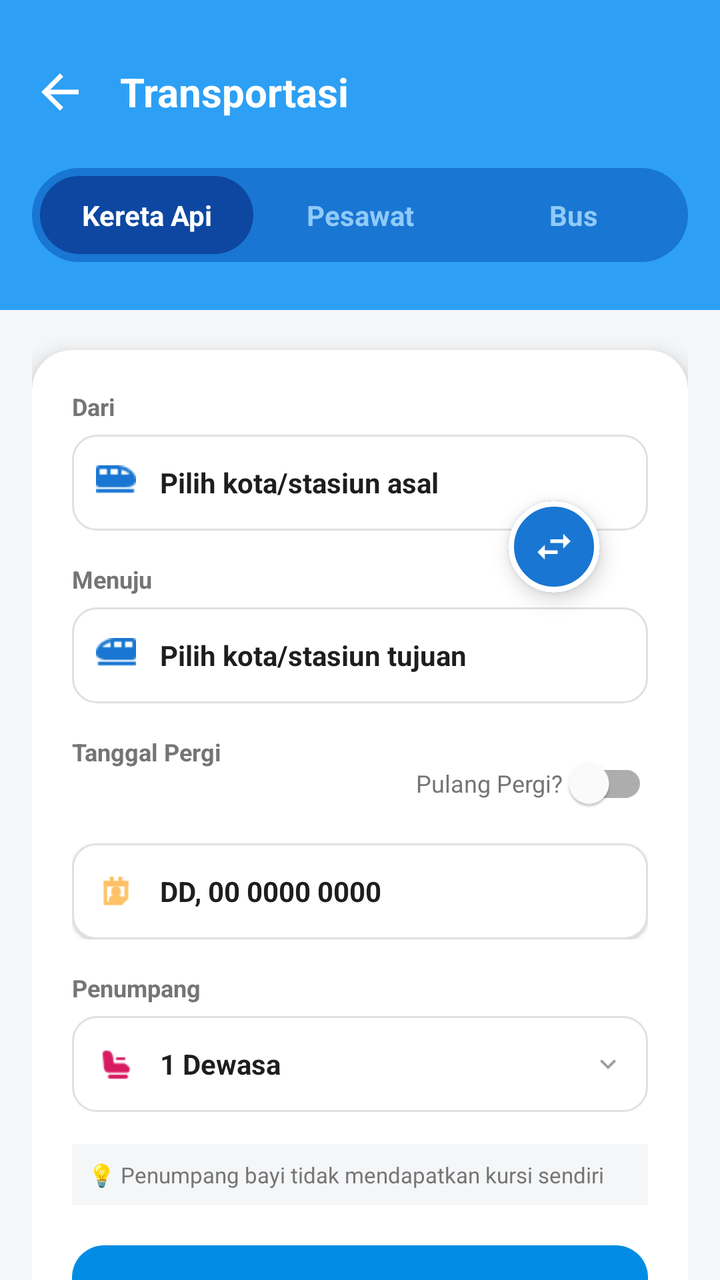
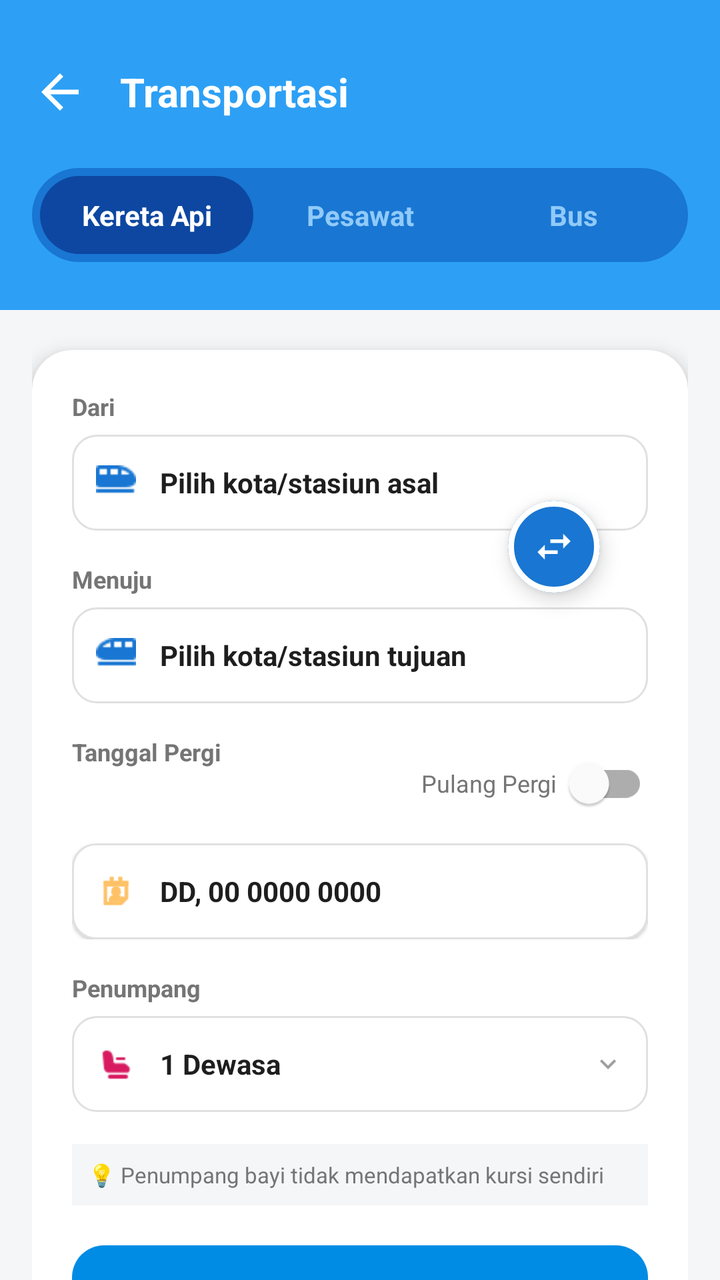

An Android layout rendered at two revisions. The XML below is the earlier revision; the diff shows what the commit changed to produce the second picture.
<!-- AndroidManifest.xml: application theme Theme.WisataGo -->
<!-- res/layout/activity_train.xml -->
<?xml version="1.0" encoding="utf-8"?>
<LinearLayout xmlns:android="http://schemas.android.com/apk/res/android"
    xmlns:app="http://schemas.android.com/apk/res-auto"
    android:layout_width="match_parent"
    android:layout_height="match_parent"
    android:background="#F5F6F8"
    android:orientation="vertical">

    <LinearLayout
        android:layout_width="match_parent"
        android:layout_height="wrap_content"
        android:background="#2DA0F5"
        android:orientation="vertical"
        android:paddingTop="16dp"
        android:paddingBottom="24dp">

        <RelativeLayout
            android:layout_width="match_parent"
            android:layout_height="60dp"
            android:paddingHorizontal="16dp">

            <ImageView
                android:id="@+id/btnBack"
                android:layout_width="28dp"
                android:layout_height="28dp"
                android:layout_centerVertical="true"
                android:src="@drawable/ic_back_white"
                app:tint="#FFFFFF" />

            <TextView
                android:layout_width="wrap_content"
                android:layout_height="wrap_content"
                android:layout_centerVertical="true"
                android:layout_marginStart="16dp"
                android:layout_toEndOf="@id/btnBack"
                android:text="Transportasi"
                android:textColor="#FFFFFF"
                android:textSize="20sp"
                android:textStyle="bold" />
        </RelativeLayout>

        <LinearLayout
            android:layout_width="match_parent"
            android:layout_height="wrap_content"
            android:layout_marginHorizontal="16dp"
            android:layout_marginTop="8dp"
            android:background="@drawable/bg_pill_pastel"
            android:backgroundTint="#1976D2"
            android:orientation="horizontal"
            android:padding="4dp">

            <TextView
                android:id="@+id/tabKereta"
                android:layout_width="0dp"
                android:layout_height="wrap_content"
                android:layout_weight="1"
                android:background="@drawable/bg_pill_white"
                android:backgroundTint="#0D47A1"
                android:gravity="center"
                android:paddingVertical="10dp"
                android:text="Kereta Api"
                android:textColor="#FFFFFF"
                android:textSize="14sp"
                android:textStyle="bold" />

            <TextView
                android:id="@+id/tabPesawat"
                android:layout_width="0dp"
                android:layout_height="wrap_content"
                android:layout_weight="1"
                android:gravity="center"
                android:paddingVertical="10dp"
                android:text="Pesawat"
                android:textColor="#90CAF9"
                android:textSize="14sp"
                android:textStyle="bold" />

            <TextView
                android:id="@+id/tabBus"
                android:layout_width="0dp"
                android:layout_height="wrap_content"
                android:layout_weight="1"
                android:gravity="center"
                android:paddingVertical="10dp"
                android:text="Bus"
                android:textColor="#90CAF9"
                android:textSize="14sp"
                android:textStyle="bold" />
        </LinearLayout>
    </LinearLayout>

    <ScrollView
        android:layout_width="match_parent"
        android:layout_height="match_parent"
        android:clipToPadding="false"
        android:paddingBottom="32dp"
        android:scrollbars="none">

        <LinearLayout
            android:layout_width="match_parent"
            android:layout_height="wrap_content"
            android:orientation="vertical"
            android:paddingHorizontal="16dp">

            <com.google.android.material.card.MaterialCardView
                android:layout_width="match_parent"
                android:layout_height="wrap_content"
                android:layout_marginTop="20dp"
                app:cardBackgroundColor="#FFFFFF"
                app:cardCornerRadius="20dp"
                app:cardElevation="6dp"
                app:strokeWidth="0dp">

                <LinearLayout
                    android:layout_width="match_parent"
                    android:layout_height="wrap_content"
                    android:orientation="vertical"
                    android:padding="20dp">

                    <RelativeLayout
                        android:layout_width="match_parent"
                        android:layout_height="wrap_content">

                        <LinearLayout
                            android:layout_width="match_parent"
                            android:layout_height="wrap_content"
                            android:orientation="vertical">

                            <TextView
                                android:layout_width="wrap_content"
                                android:layout_height="wrap_content"
                                android:layout_marginBottom="6dp"
                                android:text="Dari"
                                android:textColor="#757575"
                                android:textSize="12sp"
                                android:textStyle="bold" />

                            <LinearLayout
                                android:id="@+id/containerOrigin"
                                android:layout_width="match_parent"
                                android:layout_height="48dp"
                                android:background="@drawable/bg_input_field"
                                android:gravity="center_vertical"
                                android:orientation="horizontal"
                                android:paddingHorizontal="12dp"
                                android:clickable="true"
                                android:focusable="true">

                                <ImageView
                                    android:layout_width="20dp"
                                    android:layout_height="20dp"
                                    android:src="@drawable/icon_trains_go"
                                    app:tint="#1976D2" />

                                <TextView
                                    android:id="@+id/tvOrigin"
                                    android:layout_width="match_parent"
                                    android:layout_height="wrap_content"
                                    android:layout_marginStart="12dp"
                                    android:text="Pilih kota/stasiun asal"
                                    android:textColor="#1E1E1E"
                                    android:textSize="14sp"
                                    android:textStyle="bold" />
                            </LinearLayout>

                            <View
                                android:layout_width="match_parent"
                                android:layout_height="16dp" />

                            <TextView
                                android:layout_width="wrap_content"
                                android:layout_height="wrap_content"
                                android:layout_marginBottom="6dp"
                                android:text="Menuju"
                                android:textColor="#757575"
                                android:textSize="12sp"
                                android:textStyle="bold" />

                            <LinearLayout
                                android:id="@+id/containerDestination"
                                android:layout_width="match_parent"
                                android:layout_height="48dp"
                                android:background="@drawable/bg_input_field"
                                android:gravity="center_vertical"
                                android:orientation="horizontal"
                                android:paddingHorizontal="12dp"
                                android:clickable="true"
                                android:focusable="true">

                                <ImageView
                                    android:layout_width="20dp"
                                    android:layout_height="20dp"
                                    android:src="@drawable/icon_trains_back"
                                    app:tint="#1976D2" />

                                <TextView
                                    android:id="@+id/tvDestination"
                                    android:layout_width="match_parent"
                                    android:layout_height="wrap_content"
                                    android:layout_marginStart="12dp"
                                    android:text="Pilih kota/stasiun tujuan"
                                    android:textColor="#1E1E1E"
                                    android:textSize="14sp"
                                    android:textStyle="bold" />
                            </LinearLayout>
                        </LinearLayout>

                        <com.google.android.material.card.MaterialCardView
                            android:id="@+id/btnSwapLocation"
                            android:layout_width="46dp"
                            android:layout_height="46dp"
                            android:layout_alignParentEnd="true"
                            android:layout_centerVertical="true"
                            android:layout_marginEnd="24dp"
                            android:clickable="true"
                            android:focusable="true"
                            app:cardBackgroundColor="#1976D2"
                            app:cardCornerRadius="23dp"
                            app:cardElevation="6dp"
                            app:strokeColor="#FFFFFF"
                            app:strokeWidth="3dp">

                            <ImageView
                                android:layout_width="22dp"
                                android:layout_height="22dp"
                                android:layout_gravity="center"
                                android:rotation="90"
                                android:src="@drawable/ic_swap"
                                app:tint="#FFFFFF" />
                        </com.google.android.material.card.MaterialCardView>
                    </RelativeLayout>

                    <View
                        android:layout_width="match_parent"
                        android:layout_height="16dp" />

                    <RelativeLayout
                        android:layout_width="match_parent"
                        android:layout_height="wrap_content">

                        <TextView
                            android:layout_width="wrap_content"
                            android:layout_height="wrap_content"
                            android:text="Tanggal Pergi"
                            android:textColor="#757575"
                            android:textSize="12sp"
                            android:textStyle="bold" />

                        <com.google.android.material.switchmaterial.SwitchMaterial
                            android:id="@+id/switch_pulang_pergi"
                            android:layout_width="wrap_content"
                            android:layout_height="wrap_content"
                            android:layout_alignParentEnd="true"
                            android:text="Pulang Pergi? "
                            android:textColor="#757575"
                            android:textSize="12sp" />
                    </RelativeLayout>

                    <LinearLayout
                        android:layout_width="match_parent"
                        android:layout_height="wrap_content"
                        android:layout_marginTop="6dp"
                        android:orientation="horizontal">

                        <com.google.android.material.card.MaterialCardView
                            android:id="@+id/btn_tanggal_pergi"
                            android:layout_width="0dp"
                            android:layout_height="wrap_content"
                            android:layout_weight="1"
                            app:cardBackgroundColor="#FFFFFF"
                            app:cardCornerRadius="12dp"
                            app:strokeColor="#E0E0E0"
                            app:strokeWidth="1dp">

                            <LinearLayout
                                android:layout_width="match_parent"
                                android:layout_height="48dp"
                                android:gravity="center_vertical"
                                android:orientation="horizontal"
                                android:paddingHorizontal="12dp">

                                <ImageView
                                    android:layout_width="20dp"
                                    android:layout_height="20dp"
                                    android:src="@android:drawable/ic_menu_my_calendar"
                                    app:tint="#FF9800" />

                                <TextView
                                    android:id="@+id/tv_tanggal_pergi"
                                    android:layout_width="match_parent"
                                    android:layout_height="wrap_content"
                                    android:layout_marginStart="12dp"
                                    android:text="DD, 00 0000 0000"
                                    android:textColor="#1E1E1E"
                                    android:textSize="14sp"
                                    android:textStyle="bold" />
                            </LinearLayout>
                        </com.google.android.material.card.MaterialCardView>

                        <com.google.android.material.card.MaterialCardView
                            android:id="@+id/btn_tanggal_pulang"
                            android:layout_width="0dp"
                            android:layout_height="wrap_content"
                            android:layout_marginStart="8dp"
                            android:layout_weight="1"
                            android:visibility="gone"
                            app:cardBackgroundColor="#FFFFFF"
                            app:cardCornerRadius="12dp"
                            app:strokeColor="#E0E0E0"
                            app:strokeWidth="1dp">

                            <LinearLayout
                                android:layout_width="match_parent"
                                android:layout_height="48dp"
                                android:gravity="center_vertical"
                                android:orientation="horizontal"
                                android:paddingHorizontal="12dp">

                                <ImageView
                                    android:layout_width="20dp"
                                    android:layout_height="20dp"
                                    android:src="@android:drawable/ic_menu_my_calendar"
                                    app:tint="#00A3FF" />

                                <TextView
                                    android:id="@+id/tv_tanggal_pulang"
                                    android:layout_width="match_parent"
                                    android:layout_height="wrap_content"
                                    android:layout_marginStart="12dp"
                                    android:text="DD, 00 0000 0000"
                                    android:textColor="#1E1E1E"
                                    android:textSize="14sp"
                                    android:textStyle="bold" />
                            </LinearLayout>
                        </com.google.android.material.card.MaterialCardView>
                    </LinearLayout>

                    <View
                        android:layout_width="match_parent"
                        android:layout_height="16dp" />

                    <TextView
                        android:layout_width="wrap_content"
                        android:layout_height="wrap_content"
                        android:layout_marginBottom="6dp"
                        android:text="Penumpang"
                        android:textColor="#757575"
                        android:textSize="12sp"
                        android:textStyle="bold" />

                    <LinearLayout
                        android:id="@+id/btnSelectPassengers"
                        android:layout_width="match_parent"
                        android:layout_height="48dp"
                        android:background="@drawable/bg_input_field"
                        android:clickable="true"
                        android:focusable="true"
                        android:gravity="center_vertical"
                        android:orientation="horizontal"
                        android:paddingHorizontal="12dp">

                        <ImageView
                            android:layout_width="20dp"
                            android:layout_height="20dp"
                            android:src="@drawable/ic_seat"
                            app:tint="#D81B60" />

                        <TextView
                            android:id="@+id/tvPassengers"
                            android:layout_width="0dp"
                            android:layout_height="wrap_content"
                            android:layout_marginStart="12dp"
                            android:layout_weight="1"
                            android:text="1 Dewasa"
                            android:textColor="#1E1E1E"
                            android:textSize="14sp"
                            android:textStyle="bold" />

                        <ImageView
                            android:layout_width="16dp"
                            android:layout_height="16dp"
                            android:src="@drawable/ic_arrow_down"
                            app:tint="#9E9E9E" />
                    </LinearLayout>

                    <TextView
                        android:layout_width="match_parent"
                        android:layout_height="wrap_content"
                        android:layout_marginTop="16dp"
                        android:background="#F5F6F8"
                        android:padding="8dp"
                        android:text="💡 Penumpang bayi tidak mendapatkan kursi sendiri"
                        android:textColor="#757575"
                        android:textSize="11sp" />

                    <LinearLayout
                        android:id="@+id/btnCariTiket"
                        android:layout_width="match_parent"
                        android:layout_height="52dp"
                        android:layout_marginTop="20dp"
                        android:background="@drawable/bg_button_blue"
                        android:backgroundTint="#008CE4"
                        android:clickable="true"
                        android:focusable="true"
                        android:gravity="center"
                        android:orientation="horizontal">

                        <TextView
                            android:layout_width="wrap_content"
                            android:layout_height="wrap_content"
                            android:text="Cari Tiket"
                            android:textColor="#FFFFFF"
                            android:textSize="16sp"
                            android:textStyle="bold" />
                    </LinearLayout>
                </LinearLayout>
            </com.google.android.material.card.MaterialCardView>

            <TextView
                android:layout_width="wrap_content"
                android:layout_height="wrap_content"
                android:layout_marginTop="28dp"
                android:layout_marginBottom="12dp"
                android:text="Promo &amp; Inspirasi Perjalanan"
                android:textColor="#1E1E1E"
                android:textSize="16sp"
                android:textStyle="bold" />

            <com.google.android.material.card.MaterialCardView
                android:layout_width="match_parent"
                android:layout_height="wrap_content"
                android:layout_marginBottom="12dp"
                app:cardBackgroundColor="#FFFFFF"
                app:cardCornerRadius="12dp"
                app:cardElevation="2dp"
                app:strokeWidth="0dp">

                <LinearLayout
                    android:layout_width="match_parent"
                    android:layout_height="wrap_content"
                    android:orientation="horizontal"
                    android:padding="12dp">

                    <com.google.android.material.imageview.ShapeableImageView
                        android:layout_width="80dp"
                        android:layout_height="80dp"
                        android:scaleType="centerCrop"
                        android:src="@drawable/ic_parahyangan"
                        app:shapeAppearanceOverlay="@style/ShapeAppearance.MaterialComponents.SmallComponent" />

                    <LinearLayout
                        android:layout_width="match_parent"
                        android:layout_height="wrap_content"
                        android:layout_marginStart="12dp"
                        android:orientation="vertical">

                        <TextView
                            android:layout_width="wrap_content"
                            android:layout_height="wrap_content"
                            android:text="KA Parahyangan"
                            android:textColor="#1E1E1E"
                            android:textSize="14sp"
                            android:textStyle="bold" />

                        <TextView
                            android:layout_width="wrap_content"
                            android:layout_height="wrap_content"
                            android:layout_marginTop="2dp"
                            android:text="Gambir - Bandung"
                            android:textColor="#757575"
                            android:textSize="11sp"
                            android:textStyle="bold" />

                        <TextView
                            android:layout_width="match_parent"
                            android:layout_height="wrap_content"
                            android:layout_marginTop="4dp"
                            android:ellipsize="end"
                            android:maxLines="3"
                            android:text="Kereta ini sangat melegenda bagi warga Jakarta dan Bandung. Rutenya melintasi pegunungan, jembatan-jembatan tinggi, dan lembah hijau yang memukau."
                            android:textColor="#9E9E9E"
                            android:textSize="10sp" />
                    </LinearLayout>
                </LinearLayout>
            </com.google.android.material.card.MaterialCardView>

            <com.google.android.material.card.MaterialCardView
                android:layout_width="match_parent"
                android:layout_height="wrap_content"
                android:layout_marginBottom="24dp"
                app:cardBackgroundColor="#FFFFFF"
                app:cardCornerRadius="12dp"
                app:cardElevation="2dp"
                app:strokeWidth="0dp">

                <LinearLayout
                    android:layout_width="match_parent"
                    android:layout_height="wrap_content"
                    android:orientation="horizontal"
                    android:padding="12dp">

                    <com.google.android.material.imageview.ShapeableImageView
                        android:layout_width="80dp"
                        android:layout_height="80dp"
                        android:scaleType="centerCrop"
                        android:src="@drawable/ic_anggrek"
                        app:shapeAppearanceOverlay="@style/ShapeAppearance.MaterialComponents.SmallComponent" />

                    <LinearLayout
                        android:layout_width="match_parent"
                        android:layout_height="wrap_content"
                        android:layout_marginStart="12dp"
                        android:orientation="vertical">

                        <TextView
                            android:layout_width="wrap_content"
                            android:layout_height="wrap_content"
                            android:text="KA Anggrek"
                            android:textColor="#1E1E1E"
                            android:textSize="14sp"
                            android:textStyle="bold" />

                        <TextView
                            android:layout_width="wrap_content"
                            android:layout_height="wrap_content"
                            android:layout_marginTop="2dp"
                            android:text="Gambir - Surabaya Pasar Turi"
                            android:textColor="#757575"
                            android:textSize="11sp"
                            android:textStyle="bold" />

                        <TextView
                            android:layout_width="match_parent"
                            android:layout_height="wrap_content"
                            android:layout_marginTop="4dp"
                            android:ellipsize="end"
                            android:maxLines="3"
                            android:text="Ini merupakan kereta flagship tertinggi KAI. Dikenal sebagai kereta tercepat dengan waktu tempuh Jakarta-Surabaya hanya sekitar 8 jam."
                            android:textColor="#9E9E9E"
                            android:textSize="10sp" />
                    </LinearLayout>
                </LinearLayout>
            </com.google.android.material.card.MaterialCardView>
        </LinearLayout>
    </ScrollView>
</LinearLayout>
<!-- resources referenced by this layout -->
<resources>
  <!-- drawable bg_button_blue (drawable) -->
  <?xml version="1.0" encoding="utf-8"?>
  <shape xmlns:android="http://schemas.android.com/apk/res/android"
      android:shape="rectangle">
  
      <gradient
          android:startColor="#29B6F6"
          android:endColor="#1565C0"
          android:angle="270" />
  
      <corners android:radius="16dp" />
  </shape>
  <!-- drawable bg_input_field (drawable) -->
  <?xml version="1.0" encoding="utf-8"?>
  <shape xmlns:android="http://schemas.android.com/apk/res/android"
      android:shape="rectangle">
      <solid android:color="#FFFFFF" /> <stroke android:width="1dp" android:color="#E0E0E0" /> <corners android:radius="12dp" /> </shape>
  <!-- drawable bg_pill_pastel (drawable) -->
  <?xml version="1.0" encoding="utf-8"?>
  <shape xmlns:android="http://schemas.android.com/apk/res/android"
      android:shape="rectangle">
  
      <solid android:color="#EAE0F5" />
  
      <corners android:radius="24dp" />
  
  </shape>
  <!-- drawable bg_pill_white (drawable) -->
  <?xml version="1.0" encoding="utf-8"?>
  <shape xmlns:android="http://schemas.android.com/apk/res/android"
      android:shape="rectangle">
      <solid android:color="#FFFFFF" />
      <corners android:radius="24dp" /> </shape>
  <!-- drawable ic_anggrek: jpg bitmap (drawable, 191791 bytes) -->
  <!-- drawable ic_arrow_down (drawable) -->
  <vector xmlns:android="http://schemas.android.com/apk/res/android"
      android:width="24dp"
      android:height="24dp"
      android:viewportWidth="24"
      android:viewportHeight="24">
      <path
          android:fillColor="#000000"
          android:pathData="M7.41,8.59L12,13.17l4.59,-4.58L18,10l-6,6 -6,-6 1.41,-1.41z"/>
  </vector>
  <!-- drawable ic_back_white (drawable) -->
  <vector xmlns:android="http://schemas.android.com/apk/res/android"
      android:width="24dp"
      android:height="24dp"
      android:viewportWidth="24"
      android:viewportHeight="24"
      android:tint="#FFFFFF">
      <path
          android:fillColor="@android:color/white"
          android:pathData="M20,11H7.83l5.59,-5.59L12,4l-8,8 8,8 1.41,-1.41L7.83,13H20v-2z"/>
  </vector>
  <!-- drawable ic_parahyangan: jpg bitmap (drawable, 77957 bytes) -->
  <!-- drawable ic_seat: png bitmap (drawable, 701 bytes) -->
  <!-- drawable ic_swap (drawable) -->
  <vector xmlns:android="http://schemas.android.com/apk/res/android"
      android:width="24dp"
      android:height="24dp"
      android:viewportWidth="24"
      android:viewportHeight="24">
      <path
          android:fillColor="#000000"
          android:pathData="M16,17.01V10h-2v7.01h-3L15,21l4,-3.99h-3zM9,3L5,6.99h3V14h2V6.99h3L9,3z"/>
  </vector>
  <!-- drawable icon_trains_back: png bitmap (drawable, 276 bytes) -->
  <!-- drawable icon_trains_go: png bitmap (drawable, 271 bytes) -->
  <style name="Theme.WisataGo" parent="Theme.MaterialComponents.Light.NoActionBar">
      </style>
</resources>

<!-- the commit's change to res/layout/activity_train.xml (unified diff, before → after) -->
@@ -251,7 +251,7 @@
                             android:layout_width="wrap_content"
                             android:layout_height="wrap_content"
                             android:layout_alignParentEnd="true"
-                            android:text="Pulang Pergi? "
+                            android:text="Pulang Pergi  "
                             android:textColor="#757575"
                             android:textSize="12sp" />
                     </RelativeLayout>
